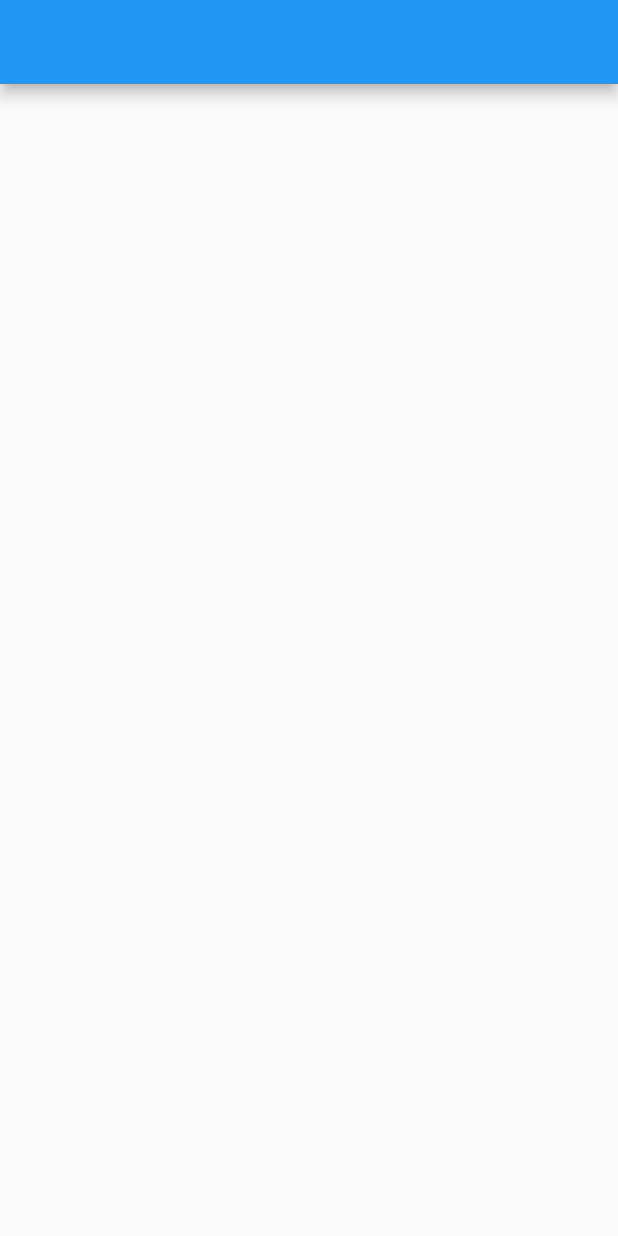
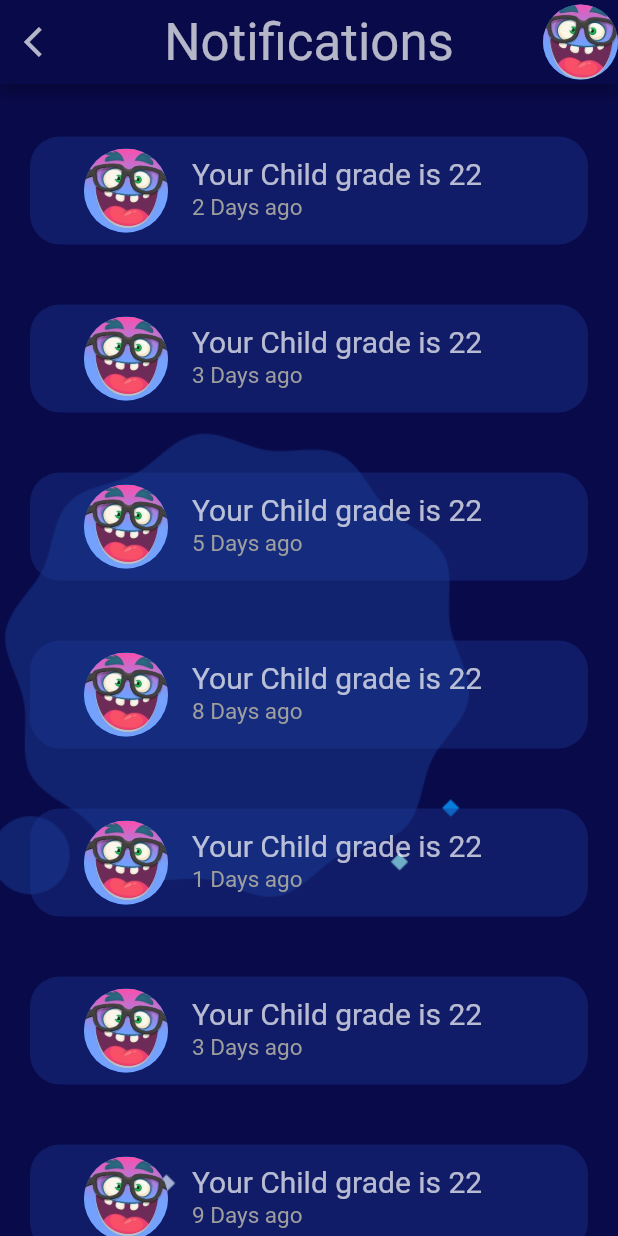
Before and after one commit to Ali-2001-Eg/smarty, a Flutter app: the NotificationsPage screen opened by its route, on a phone screen of 412 x 824 dp. Run offline on Flutter 3.47's test engine with Material 2 defaults, Android fonts, the light colour scheme and no system bars; our stand-ins replace animated_text_kit, get, otp_text_field, shared_preferences, smooth_page_indicator; accounts and stored records are empty.

Commit message:
notification page with static data

```diff
--- a/lib/main.dart
+++ b/lib/main.dart
@@ -15,9 +15,9 @@ void main() async{
   WidgetsFlutterBinding.ensureInitialized();
   await CacheHelper.init();
   //to remove local storage
- /* CacheHelper.clearData(key: 'token');
-  CacheHelper.clearData(key: 'onBoarding');
-  CacheHelper.clearData(key: 'getStarted');*/
+  // CacheHelper.clearData(key: 'token');
+  // CacheHelper.clearData(key: 'onBoarding');
+  // CacheHelper.clearData(key: 'getStarted');
   //to remove status bar
   SystemChrome.setEnabledSystemUIOverlays([
     SystemUiOverlay.bottom,
--- /dev/null
+++ b/lib/models/notification_model.dart
@@ -0,0 +1,15 @@
+//static data
+
+import 'package:graduation_project/shared/widgets/notification_item.dart';
+
+final allNotifications=[
+  const NotificationsItem(imagePath: 'assets/images/logo.png', date: '2 Days ago', title: 'Your Child grade is 22'),
+  const NotificationsItem(imagePath: 'assets/images/logo.png', date: '3 Days ago', title: 'Your Child grade is 22'),
+  const NotificationsItem(imagePath: 'assets/images/logo.png', date: '5 Days ago', title: 'Your Child grade is 22'),
+  const NotificationsItem(imagePath: 'assets/images/logo.png', date: '8 Days ago', title: 'Your Child grade is 22'),
+  const NotificationsItem(imagePath: 'assets/images/logo.png', date: '1 Days ago', title: 'Your Child grade is 22'),
+  const NotificationsItem(imagePath: 'assets/images/logo.png', date: '3 Days ago', title: 'Your Child grade is 22'),
+  const NotificationsItem(imagePath: 'assets/images/logo.png', date: '9 Days ago', title: 'Your Child grade is 22'),
+  const NotificationsItem(imagePath: 'assets/images/logo.png', date: '11 Days ago', title: 'Your Child grade is 22'),
+
+];
--- a/lib/screens/profile/notification_page.dart
+++ b/lib/screens/profile/notification_page.dart
@@ -1,14 +1,176 @@
+import 'package:flutter/cupertino.dart';
 import 'package:flutter/material.dart';
-class NotificationsPage extends StatelessWidget {
+import 'package:get/get.dart';
+import 'package:graduation_project/models/notification_model.dart';
+import 'package:graduation_project/shared/widgets/notification_item.dart';
+
+import '../../shared/widgets/notification_dialog.dart';
+
+class NotificationsPage extends StatefulWidget {
   const NotificationsPage({Key? key}) : super(key: key);
 
   @override
+  State<NotificationsPage> createState() => _NotificationsPageState();
+}
+
+bool isMessageDeleted = false;
+
+class _NotificationsPageState extends State<NotificationsPage> {
+  @override
   Widget build(BuildContext context) {
+    List<NotificationsItem> items = List.of(allNotifications);
+
     return Scaffold(
       appBar: AppBar(
         automaticallyImplyLeading: false,
-
+        leading: IconButton(
+            onPressed: () => Get.back(),
+            icon: const Icon(
+              Icons.arrow_back_ios,
+              color: Colors.white70,
+            )),
+        backgroundColor: const Color(0xff090A4A),
+        title: Text('Notifications',
+            style: Theme.of(context)
+                .textTheme
+                .headline4
+                ?.copyWith(color: Colors.white70)),
+        centerTitle: true,
+        bottomOpacity: 0,
+        actions: const [
+          // IconButton(onPressed: (){}, icon: const Icon(Icons.search)),
+          CircleAvatar(
+            radius: 25,
+            backgroundImage: AssetImage('assets/images/logo.png'),
+          ),
+        ],
+      ),
+      body: Container(
+        decoration: const BoxDecoration(
+          image: DecorationImage(
+              fit: BoxFit.cover,
+              image: AssetImage('assets/images/spalshLearn.png')),
+        ),
+        child: ListView.builder(
+          itemBuilder: (context, index) {
+            print(items.length);
+            final item = items[index];
+            return Dismissible(
+                key: UniqueKey(),
+                direction: DismissDirection.horizontal,
+                onDismissed: (direction) {
+                  items.removeAt(index);
+                  Get.snackbar(
+                    'Message',
+                    'is deleted',
+                    backgroundColor: Color(0xff090A4A),
+                    snackStyle: SnackStyle.FLOATING,
+                    isDismissible: true,
+                    barBlur: 10,
+                    colorText: Colors.red,
+                  );
+                },
+                background: Container(
+                  alignment: Alignment.center,
+                  padding: EdgeInsets.only(right: 20.0),
+                  color: Colors.redAccent,
+                  child: Icon(Icons.delete, color: Colors.white),
+                ),
+                secondaryBackground: Container(
+                  alignment: Alignment.center,
+                  padding: EdgeInsets.only(right: 20.0),
+                  color: Colors.redAccent,
+                  child: Icon(Icons.delete, color: Colors.white),
+                ),
+                child: buildListTile(item));
+          },
+          itemCount: items.length,
+          padding: const EdgeInsets.only(top: 15, left: 20),
+        ),
       ),
     );
   }
+
+  Widget buildListTile(NotificationsItem item) {
+    return Container(
+      decoration: BoxDecoration(
+        borderRadius: BorderRadius.circular(20),
+        color: const Color(0xff1A3993).withAlpha(100),
+      ),
+      margin: const EdgeInsets.only(top: 20, bottom: 20, right: 20),
+      padding: const EdgeInsets.only(left: 20),
+      child: ListTile(
+        leading: CircleAvatar(
+          radius: 28,
+          backgroundImage: AssetImage(item.imagePath),
+        ),
+        title: Text(
+          item.title,
+          style: TextStyle(color: Colors.white70, fontSize: 20),
+        ),
+        subtitle: Text(
+          item.date,
+          style: TextStyle(color: Colors.grey, fontSize: 15),
+        ),
+      ),
+    );
+  }
+
+  showAlertDialog(
+    BuildContext context,
+  ) {
+    // Init
+    AlertDialog dialog = AlertDialog(
+      actionsPadding: EdgeInsets.all(15),
+      titlePadding: EdgeInsets.all(15),
+      shape: OutlineInputBorder(
+        borderRadius: BorderRadius.circular(20),
+      ),
+      actionsAlignment: MainAxisAlignment.spaceBetween,
+      title: Text("Your Child grade is 22"),
+      actions: [
+        IconButton(
+            icon: Icon(
+              Icons.delete,
+              color: Colors.red,
+              size: 35,
+            ),
+            onPressed: () {
+              setState(() {
+                isMessageDeleted = true;
+              });
+              print('first' + isMessageDeleted.toString());
+              Navigator.pop(context);
+              // setState(() {
+              //   isMessageDeleted=false;
+              // });
+              // print('second'+isMessageDeleted.toString());
+            }),
+        TextButton(
+            child: Text("Cancel"),
+            onPressed: () {
+              Navigator.pop(context);
+            }),
+      ],
+    );
+
+    // Show the dialog (showDialog() => showGeneralDialog())
+    showGeneralDialog(
+      context: context,
+      pageBuilder: (context, anim1, anim2) {
+        return Wrap();
+      },
+      transitionBuilder: (context, anim1, anim2, child) {
+        return Transform(
+          transform: Matrix4.translationValues(
+            0.0,
+            (1.0 - Curves.easeInOut.transform(anim1.value)) * 400,
+            0.0,
+          ),
+          child: dialog,
+        );
+      },
+      transitionDuration: Duration(milliseconds: 400),
+    );
+  }
 }
```
Also changed, not shown: lib/shared/widgets/notification_dialog.dart (added, +50 -0 lines), lib/shared/widgets/notification_item.dart (added, +40 -0 lines).
